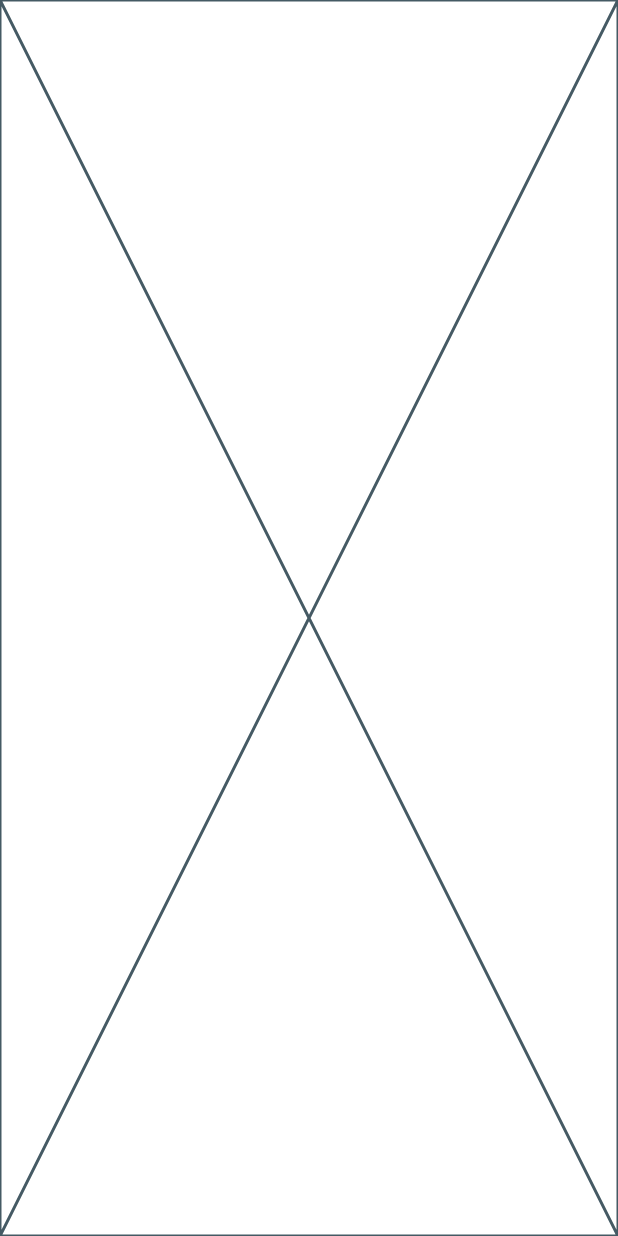
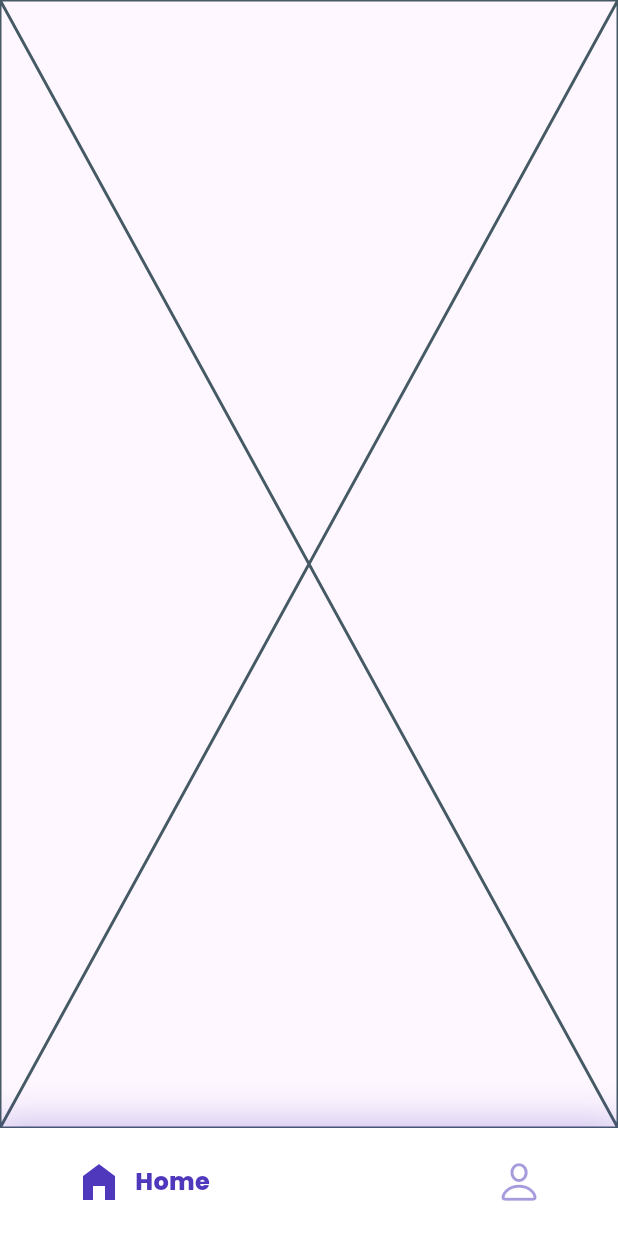
Before and after one commit to restuaar/taskify-ristek, a Flutter app: the screen it shows after launch, on a phone screen of 412 x 824 dp. Run offline on Flutter 3.47's test engine with Material 3 defaults, Android fonts, the phone set to English and light mode, and no system bars; drawn by our look-alikes of google_nav_bar; our stand-ins replace google_fonts.

Commit message:
feat: bottom navbar

```diff
--- /dev/null
+++ b/lib/home/home.dart
@@ -0,0 +1,96 @@
+// ignore_for_file: prefer_const_constructors, prefer_const_literals_to_create_immutables
+
+import 'package:flutter/cupertino.dart';
+import 'package:flutter/material.dart';
+import 'package:google_nav_bar/google_nav_bar.dart';
+import 'package:provider/provider.dart';
+import 'package:taskify/shared/page.dart';
+import 'package:taskify/shared/shared.dart';
+
+class Home extends StatefulWidget {
+  const Home({super.key});
+
+  @override
+  State<Home> createState() => _HomeState();
+}
+
+class _HomeState extends State<Home> {
+  int _activeIndex = 0;
+
+  static final List<Widget> _pageOptions = <Widget>[
+    Placeholder(),
+    Center(
+      child: Text('Settings'),
+    ),
+  ];
+
+  @override
+  Widget build(BuildContext context) {
+    return Consumer<PageProvider>(
+      builder: (context, pageProvider, child) => Scaffold(
+        body: Center(
+          child: _pageOptions.elementAt(pageProvider.page),
+        ),
+        bottomNavigationBar: Container(
+          padding: const EdgeInsets.symmetric(
+            horizontal: 30,
+            vertical: 15,
+          ),
+          decoration: BoxDecoration(
+            boxShadow: [
+              BoxShadow(
+                color: primaryColour.withOpacity(0.3),
+                spreadRadius: 5,
+                blurRadius: 20,
+              )
+            ],
+            color: backgroundColour,
+          ),
+          child: GNav(
+            backgroundColor: backgroundColour,
+            activeColor: primaryColour,
+            gap: 8,
+            selectedIndex: pageProvider.page,
+            onTabChange: (index) {
+              pageProvider.setPage(index);
+              setState(() {
+                _activeIndex = index;
+              });
+            },
+            tabs: [
+              gButton(icon: [
+                Icons.home_filled,
+                Icons.home_filled,
+              ], text: "Home"),
+              gButton(icon: [
+                CupertinoIcons.person,
+                CupertinoIcons.person_fill,
+              ], text: "Profile"),
+            ],
+          ),
+        ),
+      ),
+    );
+  }
+
+  GButton gButton({
+    required List<IconData> icon,
+    required String text,
+  }) {
+    return GButton(
+      icon: _activeIndex == 1 ? icon[1] : icon[0],
+      text: text,
+      textStyle: defaultText.copyWith(
+        color: primaryColour,
+        fontWeight: FontWeight.w800,
+      ),
+      iconColor: primaryColour.withOpacity(0.5),
+      textColor: primaryColour,
+      iconSize: 32,
+      padding: const EdgeInsets.symmetric(
+        horizontal: 20,
+        vertical: 5,
+      ),
+    );
+  }
+}
--- a/lib/main.dart
+++ b/lib/main.dart
@@ -1,4 +1,9 @@
+// ignore_for_file: prefer_const_constructors
+
 import 'package:flutter/material.dart';
+import 'package:provider/provider.dart';
+import 'package:taskify/home/home.dart';
+import 'package:taskify/shared/page.dart';
 
 void main() {
   runApp(const MyApp());
@@ -9,13 +14,13 @@ class MyApp extends StatelessWidget {
 
   @override
   Widget build(BuildContext context) {
-    return MaterialApp(
-      title: 'Flutter Demo',
-      theme: ThemeData(
-        colorScheme: ColorScheme.fromSeed(seedColor: Colors.deepPurple),
-        useMaterial3: true,
+    return ChangeNotifierProvider(
+      create: (context) => PageProvider(),
+      child: MaterialApp(
+        debugShowCheckedModeBanner: false,
+        title: 'Taskify',
+        home: const Home(),
       ),
-      home: const Placeholder(),
     );
   }
 }
--- /dev/null
+++ b/lib/shared/page.dart
@@ -0,0 +1,12 @@
+import 'package:flutter/foundation.dart';
+
+class PageProvider extends ChangeNotifier {
+  int _page = 0;
+
+  get page => _page;
+
+  void setPage(int value) {
+    _page = value;
+    notifyListeners();
+  }
+}
--- a/pubspec.yaml
+++ b/pubspec.yaml
@@ -35,6 +35,9 @@ dependencies:
   # The following adds the Cupertino Icons font to your application.
   # Use with the CupertinoIcons class for iOS style icons.
   cupertino_icons: ^1.0.6
+  provider: ^6.1.1
+  google_fonts: ^6.1.0
+  google_nav_bar: ^5.0.6
 
 dev_dependencies:
   flutter_test:
```
Also changed, not shown: lib/shared/shared.dart (added, +53 -0 lines), pubspec.lock.
